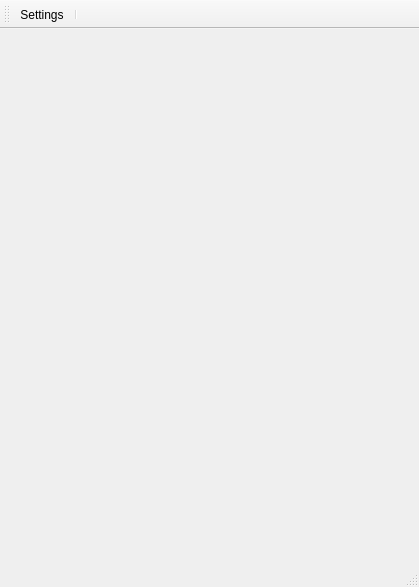
Wireless-Research-Tester/Automated-Wireless-Research-Tester, file main_window_ui.ui: the form before one commit.
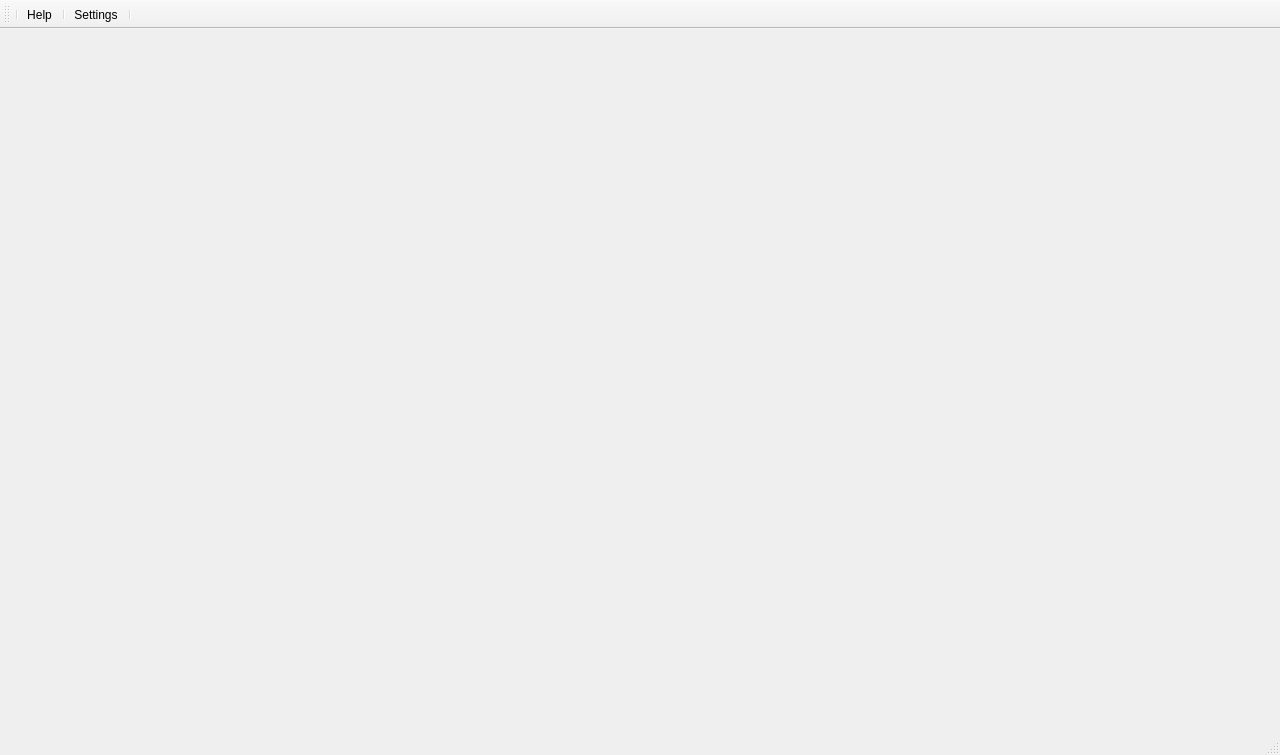
The form after the commit. Icons and pictures are not drawn.

Diff of the .ui file:
```diff
--- a/main_window_ui.ui
+++ b/main_window_ui.ui
@@ -6,8 +6,8 @@
    <rect>
     <x>0</x>
     <y>0</y>
-    <width>419</width>
-    <height>587</height>
+    <width>1280</width>
+    <height>755</height>
    </rect>
   </property>
   <property name="windowTitle">
@@ -41,6 +41,9 @@
    <attribute name="toolBarBreak">
     <bool>false</bool>
    </attribute>
+   <addaction name="separator"/>
+   <addaction name="actionHelp"/>
+   <addaction name="separator"/>
    <addaction name="actionSettings"/>
    <addaction name="separator"/>
   </widget>
@@ -65,6 +68,21 @@
     <bool>true</bool>
    </property>
   </action>
+  <action name="actionHelp">
+   <property name="checkable">
+    <bool>true</bool>
+   </property>
+   <property name="icon">
+    <iconset resource="resources.qrc">
+     <normaloff>:/images/Help-icon.png</normaloff>:/images/Help-icon.png</iconset>
+   </property>
+   <property name="text">
+    <string>Help</string>
+   </property>
+   <property name="shortcut">
+    <string>Ctrl+B</string>
+   </property>
+  </action>
  </widget>
  <resources>
   <include location="../resources.qrc"/>
```
Left out of the diff: 11 changed lines with no effect on the pictures.
